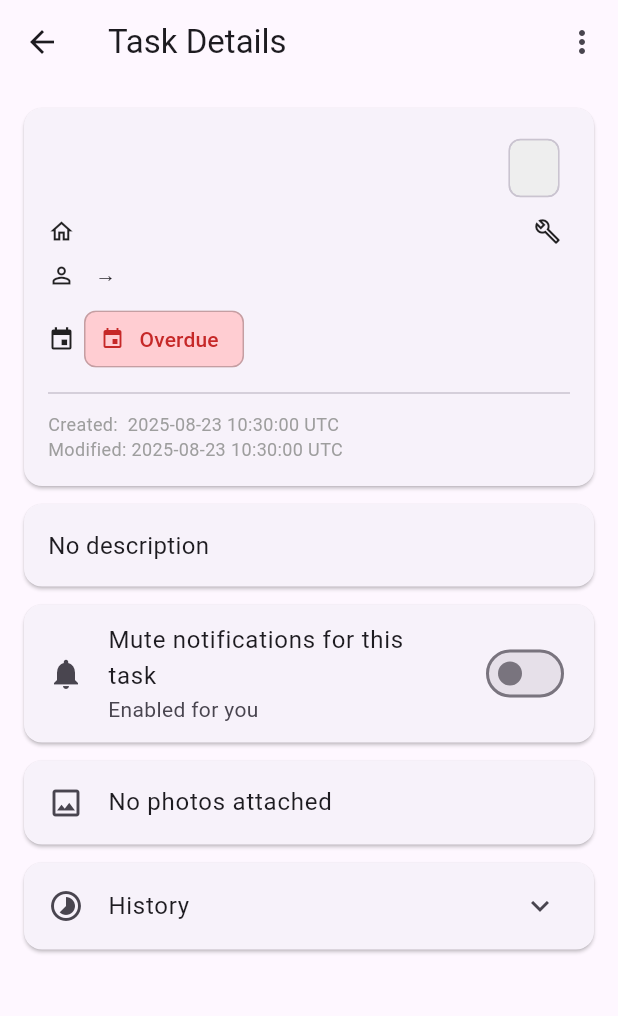
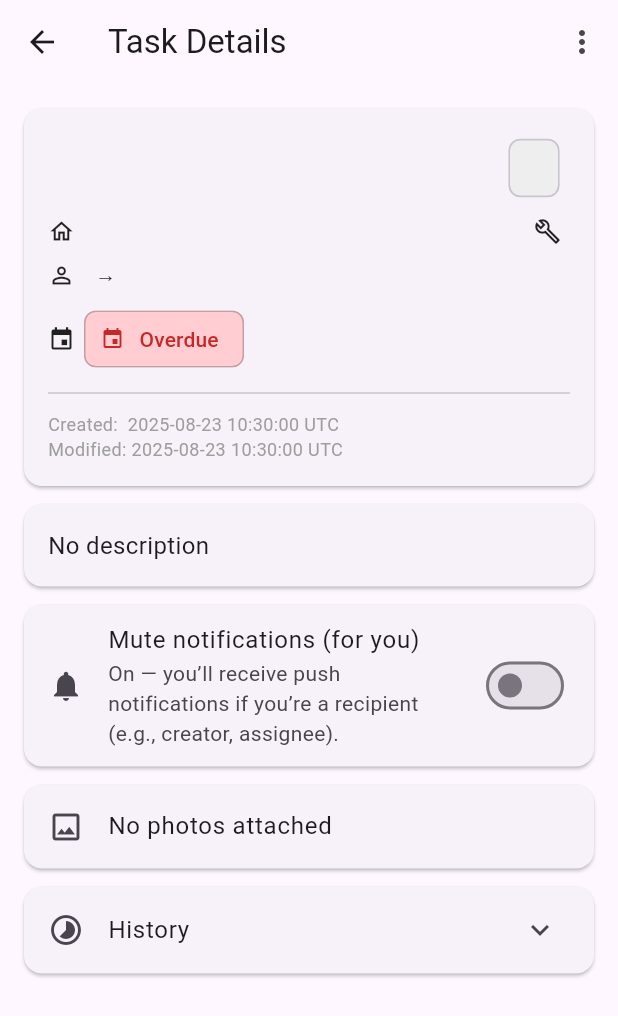
Before and after one commit to Lambert-Nguyen/aristay_app, a Flutter app: the TaskDetailScreen screen opened directly with empty values, on a phone screen of 412 x 824 dp. Shown: the top 1016 px of the screen. Run offline on Flutter 3.47's test engine with Material 3 defaults, Android fonts, the phone set to English and light mode, and no system bars; our stand-ins replace firebase_core, firebase_messaging, flutter_local_notifications, image_picker, rxdart, shared_preferences and 1 more; accounts and stored records are empty; network calls fail; statements that could not run were skipped.

Commit message:
Update Notification card in task detail screen

```diff
--- a/aristay_flutter_frontend/lib/screens/task_detail_screen.dart
+++ b/aristay_flutter_frontend/lib/screens/task_detail_screen.dart
@@ -26,6 +26,7 @@ class _TaskDetailScreenState extends State<TaskDetailScreen> {
   late Task _task;
   bool _loading = false;
   bool _dirty   = false;
+  bool _muting = false;
 
   final _fmt = DateFormat('yyyy-MM-dd HH:mm:ss');
 
@@ -69,16 +70,23 @@ class _TaskDetailScreenState extends State<TaskDetailScreen> {
   }
 
   Future<void> _toggleMute(bool next) async {
+    if (_muting) return;
+    _muting = true;
+
     final old = _task.isMuted;
     setState(() => _task = _task.copyWith(isMuted: next));
+
     bool ok;
     try {
       ok = next
-        ? await ApiService().muteTask(_task.id)
-        : await ApiService().unmuteTask(_task.id);
+          ? await ApiService().muteTask(_task.id)
+          : await ApiService().unmuteTask(_task.id);
     } catch (_) {
       ok = false;
+    } finally {
+      _muting = false;
     }
+
     if (!ok && mounted) {
       setState(() => _task = _task.copyWith(isMuted: old)); // rollback
       ScaffoldMessenger.of(context).showSnackBar(
@@ -236,14 +244,14 @@ class _TaskDetailScreenState extends State<TaskDetailScreen> {
     return Card(
       margin: const EdgeInsets.only(bottom: 12),
       shape: RoundedRectangleBorder(borderRadius: BorderRadius.circular(12)),
-      child: SwitchListTile(
+      child: SwitchListTile.adaptive(
         dense: false,
         contentPadding: const EdgeInsets.symmetric(horizontal: 16, vertical: 4),
-        title: const Text('Mute notifications for this task'),
-        subtitle: Text(_task.isMuted ? 'Muted for you' : 'Enabled for you'),
+        title: const Text('Mute notifications (for you)'),
+        subtitle: Text(_notifSubtitle()),
         secondary: Icon(_task.isMuted ? Icons.notifications_off : Icons.notifications),
         value: _task.isMuted,
-        onChanged: (v) => _toggleMute(v),
+        onChanged: _muting ? null : (v) => _toggleMute(v),
       ),
     );
   }
@@ -411,6 +419,14 @@ class _TaskDetailScreenState extends State<TaskDetailScreen> {
     return 'Due ${DateFormat.MMMd().format(d)}';
   }
 
+  String _notifSubtitle() {
+    if (_task.isMuted) {
+      return 'Muted — you won’t receive push notifications for this task.';
+    }
+    return 'On — you’ll receive push notifications if you’re a recipient (e.g., creator, assignee).';
+  }
+
+
   Widget _dueChip(DateTime? due) {
     if (due == null) return const SizedBox.shrink();
     Color bg, fg;
```
